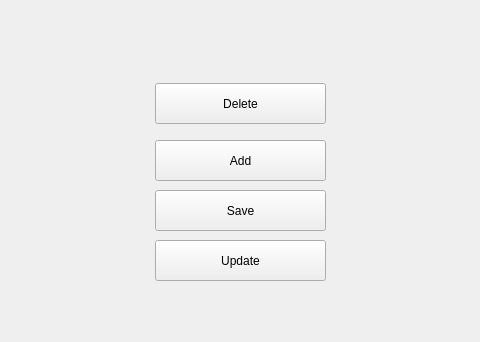
First picture: the form in managerwindow.ui, repository hungneyugn/ManageRestaurant, before the edit; both pictures show x 255 to 735 and y 0 to 342 of the 882 by 547 pixel window.
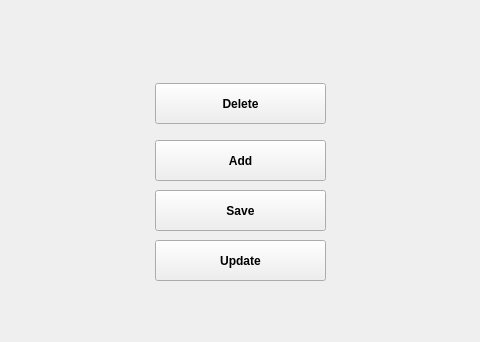
Second picture: the form after the edit. Icons and pictures are not drawn.

Commit message: Decoration: decorate mainwindow and managerwindow

What changed in the file:
```diff
--- a/managerwindow.ui
+++ b/managerwindow.ui
@@ -23,6 +23,11 @@
       <height>41</height>
      </rect>
     </property>
+    <property name="font">
+     <font>
+      <bold>true</bold>
+     </font>
+    </property>
     <property name="text">
      <string>Add</string>
     </property>
@@ -36,6 +41,11 @@
       <height>41</height>
      </rect>
     </property>
+    <property name="font">
+     <font>
+      <bold>true</bold>
+     </font>
+    </property>
     <property name="text">
      <string>Save</string>
     </property>
@@ -49,6 +59,11 @@
       <height>41</height>
      </rect>
     </property>
+    <property name="font">
+     <font>
+      <bold>true</bold>
+     </font>
+    </property>
     <property name="text">
      <string>Delete</string>
     </property>
@@ -62,6 +77,11 @@
       <height>41</height>
      </rect>
     </property>
+    <property name="font">
+     <font>
+      <bold>true</bold>
+     </font>
+    </property>
     <property name="text">
      <string>Update</string>
     </property>
```
Left out of the diff: 28 changed lines with no effect on the pictures. The commit also changes 4 other files.
